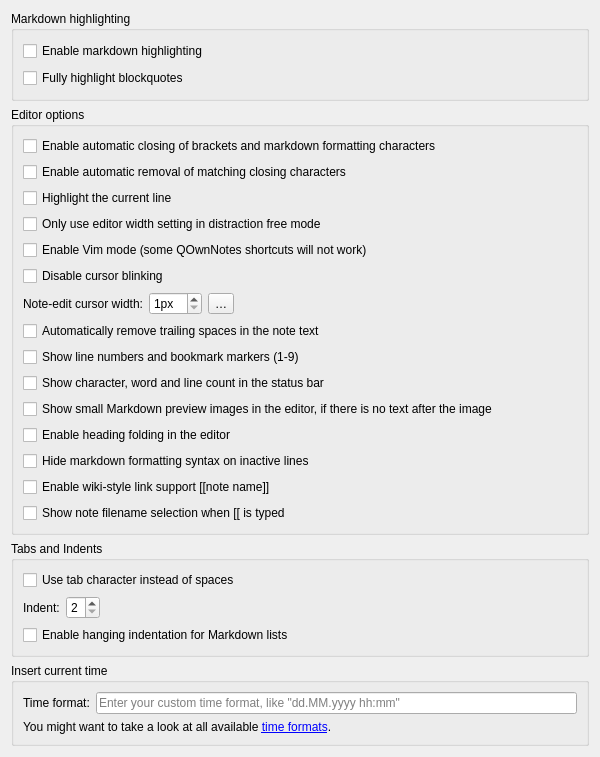
Above: src/widgets/settings/editorsettingswidget.ui from pbek/QOwnNotes before the change. Below: the same form after it.
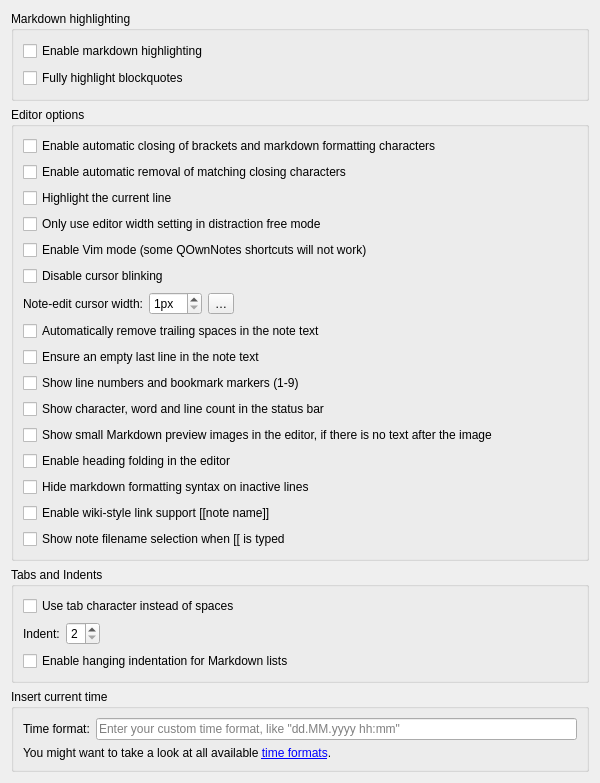
That is the form after the change. Icons and pictures are not drawn. Custom widgets are drawn as their Qt base class.

Commit message: #3255 editor: add setting to ensure that note text ends with empty last line

```diff
--- a/src/widgets/settings/editorsettingswidget.ui
+++ b/src/widgets/settings/editorsettingswidget.ui
@@ -149,27 +149,34 @@
        </widget>
       </item>
       <item row="9" column="0" colspan="4">
+       <widget class="QCheckBox" name="ensureEmptyLastLineCheckBox">
+        <property name="text">
+         <string>Ensure an empty last line in the note text</string>
+        </property>
+       </widget>
+      </item>
+      <item row="10" column="0" colspan="4">
        <widget class="QCheckBox" name="showLineNumbersInEditorCheckBox">
         <property name="text">
          <string>Show line numbers and bookmark markers (1-9)</string>
         </property>
        </widget>
       </item>
-      <item row="10" column="0" colspan="4">
+      <item row="11" column="0" colspan="4">
        <widget class="QCheckBox" name="showNoteTextStatsCheckBox">
         <property name="text">
          <string>Show character, word and line count in the status bar</string>
         </property>
        </widget>
       </item>
-      <item row="11" column="0" colspan="4">
+      <item row="12" column="0" colspan="4">
        <widget class="QCheckBox" name="showMarkdownImagePreviewsCheckBox">
         <property name="text">
          <string>Show small Markdown preview images in the editor, if there is no text after the image</string>
         </property>
        </widget>
       </item>
-      <item row="12" column="0" colspan="4">
+      <item row="13" column="0" colspan="4">
        <widget class="QCheckBox" name="headingFoldingCheckBox">
         <property name="toolTip">
          <string>Shows fold buttons for Markdown headings and allows collapsing their contents</string>
@@ -179,7 +186,7 @@
         </property>
        </widget>
       </item>
-      <item row="13" column="0" colspan="4">
+      <item row="14" column="0" colspan="4">
        <widget class="QCheckBox" name="hideFormattingSyntaxCheckBox">
         <property name="toolTip">
          <string>Hides markdown formatting syntax (like **, *, #) on lines that are not being edited</string>
@@ -189,14 +196,14 @@
         </property>
        </widget>
       </item>
-      <item row="14" column="0" colspan="4">
+      <item row="15" column="0" colspan="4">
        <widget class="QCheckBox" name="enableWikiLinkSupportCheckBox">
         <property name="text">
          <string>Enable wiki-style link support [[note name]]</string>
         </property>
        </widget>
       </item>
-      <item row="15" column="0" colspan="4">
+      <item row="16" column="0" colspan="4">
        <widget class="QCheckBox" name="wikiLinkFileNameAutoSelectCheckBox">
         <property name="toolTip">
          <string>Show the note filename selection when [[ is typed</string>
```
The commit also changes 5 other files.
